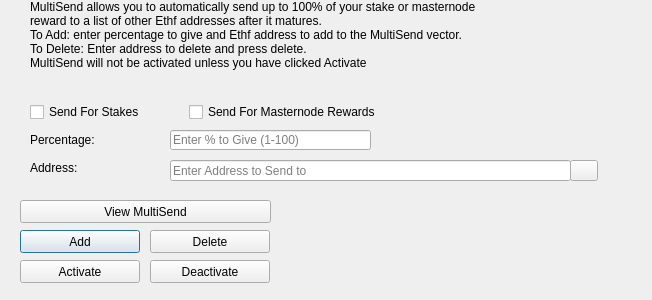
Old version of the form src/qt/forms/multisenddialog.ui in the repository ethereumfuture/ethf.
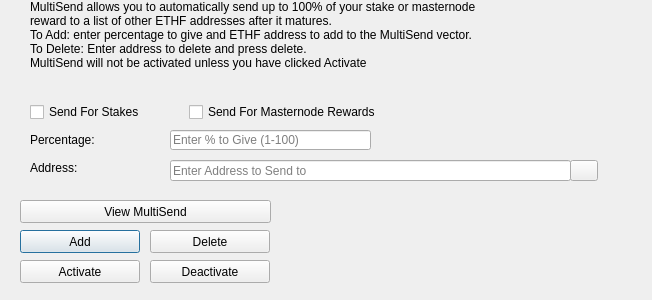
New version of the form. Icons and pictures are not drawn.

```diff
--- a/src/qt/forms/multisenddialog.ui
+++ b/src/qt/forms/multisenddialog.ui
@@ -61,8 +61,8 @@
     <number>1</number>
    </property>
    <property name="text">
-    <string>MultiSend allows you to automatically send up to 100% of your stake or masternode reward to a list of other Ethf addresses after it matures.
-To Add: enter percentage to give and Ethf address to add to the MultiSend vector.
+    <string>MultiSend allows you to automatically send up to 100% of your stake or masternode reward to a list of other ETHF addresses after it matures.
+To Add: enter percentage to give and ETHF address to add to the MultiSend vector.
 To Delete: Enter address to delete and press delete.
 MultiSend will not be activated unless you have clicked Activate</string>
    </property>
```
